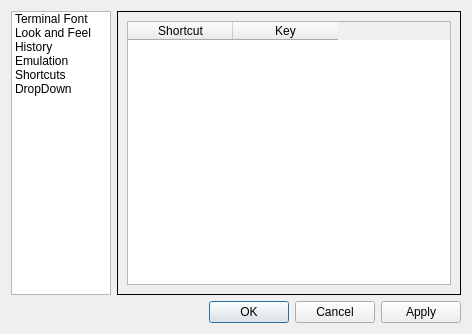
Before: the Qt Designer form src/forms/propertiesdialog.ui in zballina/qtfilemanager, drawn with Qt 5.
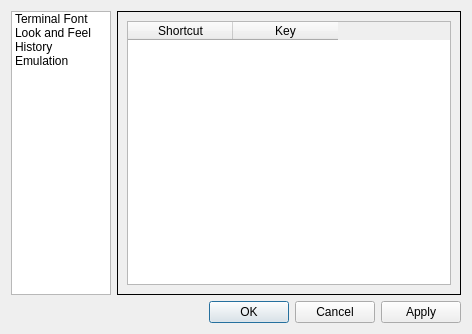
After: the same form once the commit is applied. The open tabs and pages were chosen to show the change.

The edit to the form file:
```diff
--- a/src/forms/propertiesdialog.ui
+++ b/src/forms/propertiesdialog.ui
@@ -54,16 +54,6 @@
        <string>Emulation</string>
       </property>
      </item>
-     <item>
-      <property name="text">
-       <string>Shortcuts</string>
-      </property>
-     </item>
-     <item>
-      <property name="text">
-       <string>DropDown</string>
-      </property>
-     </item>
     </widget>
    </item>
    <item row="0" column="1">
```
Left out of the diff: 2 changed lines with no effect on the pictures.
